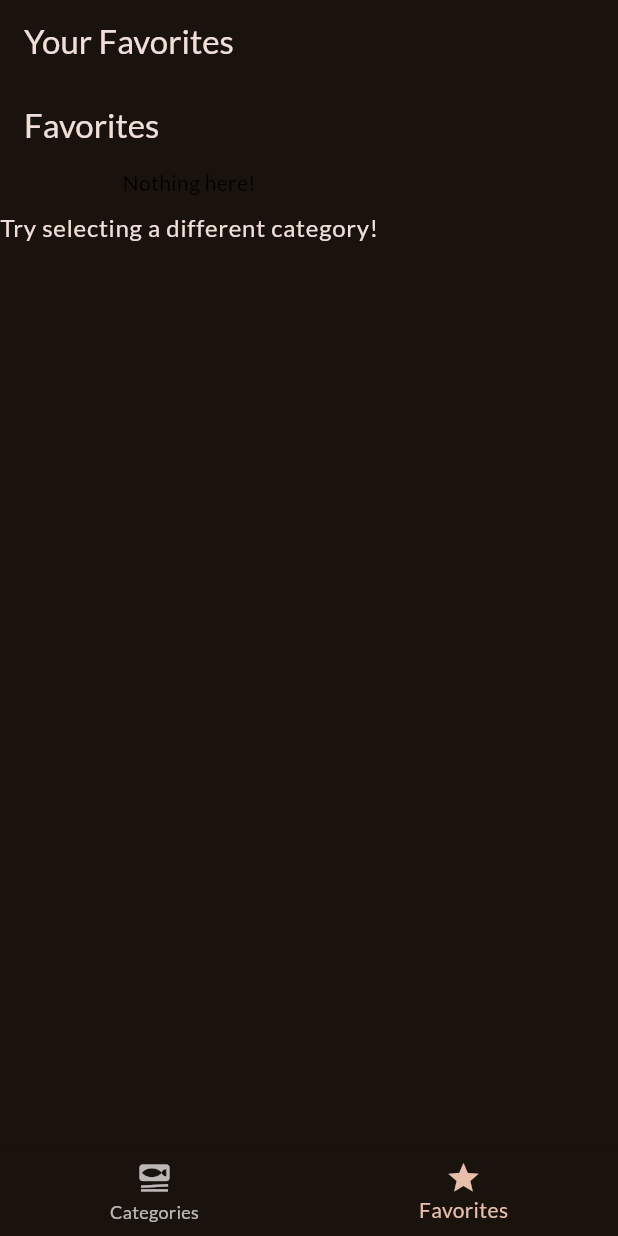
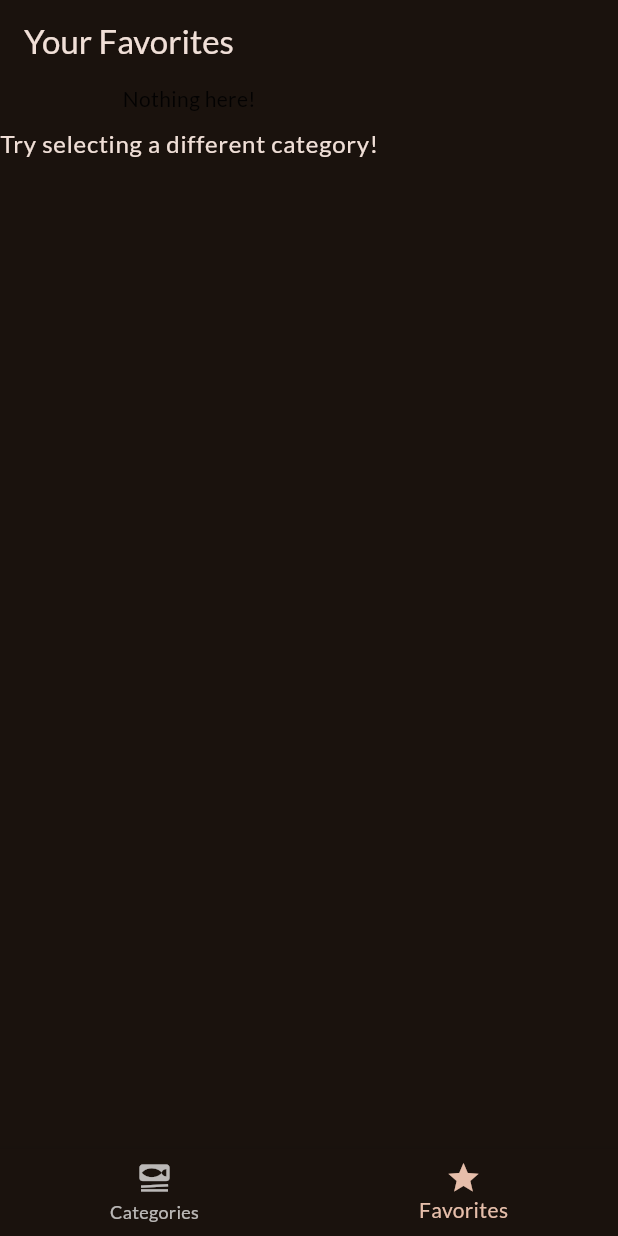
Before and after one commit to jayceebuarao/meals-app, a Flutter app: the screen it shows after launch, item 2 of the bottom bar chosen, on a phone screen of 412 x 824 dp. Run offline on Flutter 3.47's test engine with Material 2 defaults, Android fonts, the phone set to English and light mode, and no system bars; our stand-ins replace google_fonts, transparent_image.

Commit message:
fix: remove appbar title, avoid repetition with tab nav

```diff
--- a/lib/screens/meals_screen.dart
+++ b/lib/screens/meals_screen.dart
@@ -6,11 +6,11 @@ import 'package:meals_app/widgets/meals_list_item.dart';
 class MealsScreen extends StatelessWidget {
   const MealsScreen({
     super.key,
-    required this.title,
+    this.title,
     required this.meals,
   });
 
-  final String title;
+  final String? title;
   final List<Meal> meals;
 
   void _selectMeal(BuildContext context, Meal meal) {
@@ -48,9 +48,12 @@ class MealsScreen extends StatelessWidget {
       );
     }
 
+    if (title == null) {
+      return content;
+    }
     return Scaffold(
       appBar: AppBar(
-        title: Text(title),
+        title: Text(title!),
       ),
       body: content,
     );
--- a/lib/screens/tabs.dart
+++ b/lib/screens/tabs.dart
@@ -24,7 +24,7 @@ class _TabsScreenState extends State<TabsScreen> {
     var activePageTitle = 'Categories';
 
     if (_selectedPageIndex == 1) {
-      activePage = const MealsScreen(title: 'Favorites', meals: []);
+      activePage = const MealsScreen(meals: []);
       activePageTitle = 'Your Favorites';
     }
 
```
